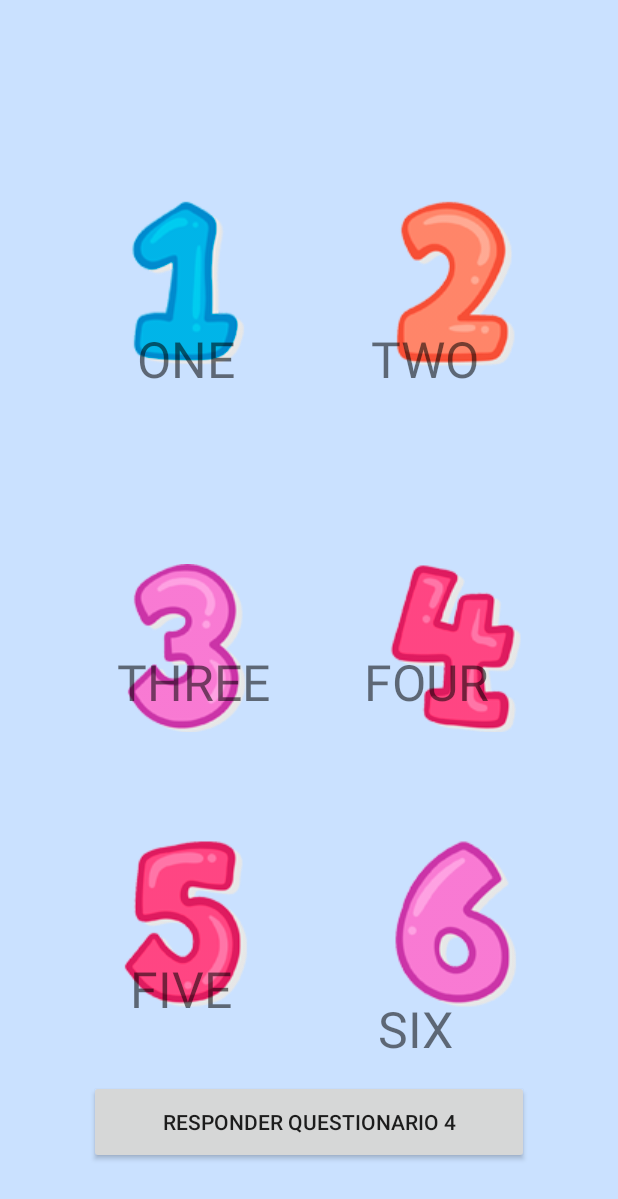
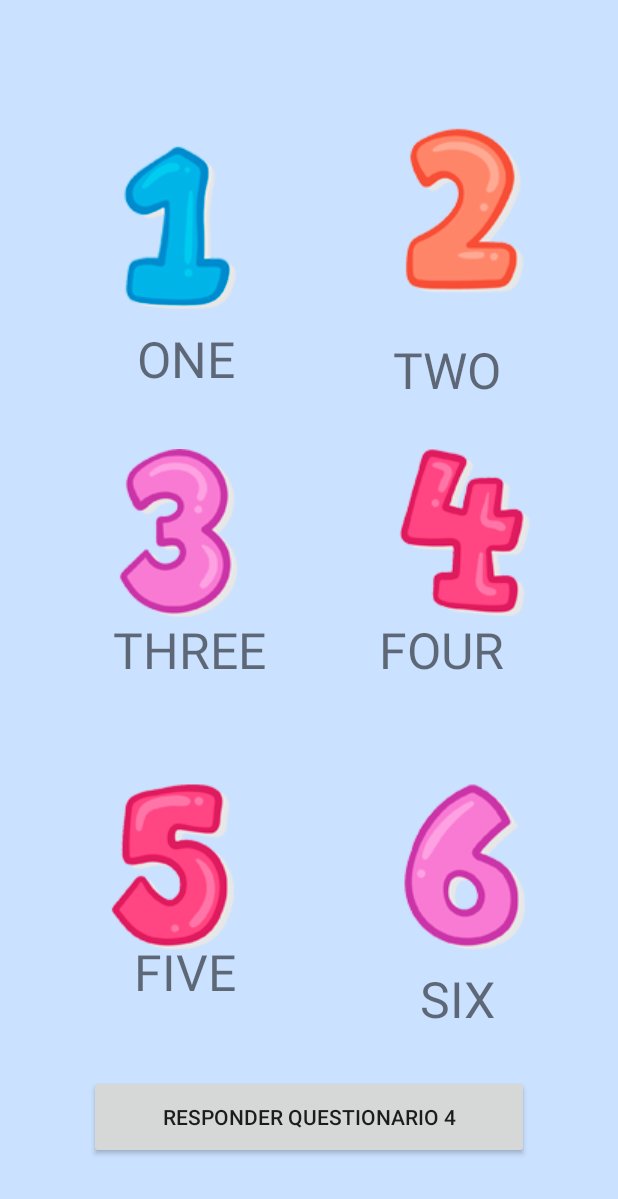
Before and after one commit to Caioege/AprendaIngles, an Android app: the LicaoNumerosActivity screen opened directly, with no data from a screen before it, on a phone screen of 412 x 824 dp. Shown: the top 1199 px of the screen. Run offline under Robolectric (Android 15) with nearby library versions, the phone set to English and light mode, and no system bars.

Commit message:
Tela Questionario Numeros/ Audio Buttom

```diff
--- a/app/build.gradle
+++ b/app/build.gradle
@@ -26,4 +26,5 @@ dependencies {
     testImplementation 'junit:junit:4.12'
     androidTestImplementation 'androidx.test.ext:junit:1.1.1'
     androidTestImplementation 'androidx.test.espresso:espresso-core:3.2.0'
+    implementation 'androidx.media2:media2:1.0.0-alpha04'
 }
--- a/app/src/main/java/br/com/aprendainglesfanap/LicaoNumerosActivity.java
+++ b/app/src/main/java/br/com/aprendainglesfanap/LicaoNumerosActivity.java
@@ -1,6 +1,6 @@
 package br.com.aprendainglesfanap;
-
 import android.content.Intent;
+import android.media.MediaPlayer;
 import android.os.Bundle;
 import android.view.View;
 import android.view.WindowManager;
@@ -11,29 +11,76 @@ import androidx.appcompat.app.AppCompatActivity;
 
 public class LicaoNumerosActivity extends AppCompatActivity implements View.OnClickListener {
 
+    Button btn_one, btn_two, btn_three, btn_four, btn_five, btn_six, questionario4;
+    MediaPlayer mediaPlayer;
+
     @Override
     protected void onCreate(Bundle savedInstanceState) {
         super.onCreate(savedInstanceState);
         getWindow().setFlags(WindowManager.LayoutParams.FLAG_FULLSCREEN, WindowManager.LayoutParams.FLAG_FULLSCREEN);getSupportActionBar().hide();
         setContentView(R.layout.activity_licao_numeros);
 
-        Button questionario4 = (Button) findViewById(R.id.btn_questionario4);
+        questionario4 = (Button) findViewById(R.id.btn_questionario4);
         questionario4.setOnClickListener(this);
+
+        btn_one = (Button) findViewById(R.id.btn_one);
+        btn_one.setOnClickListener(this);
+
+        btn_two = (Button) findViewById(R.id.btn_two);
+        btn_two.setOnClickListener(this);
+
+        btn_three = (Button) findViewById(R.id.btn_three);
+        btn_three.setOnClickListener(this);
+
+        btn_four = (Button) findViewById(R.id.btn_four);
+        btn_four.setOnClickListener(this);
+
+        btn_five = (Button) findViewById(R.id.btn_five);
+        btn_five.setOnClickListener(this);
+
+        btn_six = (Button) findViewById(R.id.btn_six);
+        btn_six.setOnClickListener(this);
     }
 
     public void onClick(View view) {
 
         switch (view.getId()) {
+            case R.id.btn_one:
+                mediaPlayer = MediaPlayer.create(LicaoNumerosActivity.this, R.raw.one);
+                mediaPlayer.start();
+                break;
+
+            case R.id.btn_two:
+                mediaPlayer = MediaPlayer.create(LicaoNumerosActivity.this, R.raw.two);
+                mediaPlayer.start();
+                break;
+
+            case R.id.btn_three:
+                mediaPlayer = MediaPlayer.create(LicaoNumerosActivity.this, R.raw.three);
+                mediaPlayer.start();
+                break;
+
+            case R.id.btn_four:
+                mediaPlayer = MediaPlayer.create(LicaoNumerosActivity.this, R.raw.four);
+                mediaPlayer.start();
+                break;
+
+            case R.id.btn_five:
+                mediaPlayer = MediaPlayer.create(LicaoNumerosActivity.this, R.raw.five);
+                mediaPlayer.start();
+                break;
+
+            case R.id.btn_six:
+                mediaPlayer = MediaPlayer.create(LicaoNumerosActivity.this, R.raw.six);
+                mediaPlayer.start();
+                break;
 
             case R.id.btn_questionario4:
-                Intent intentQuestionario4 = new Intent(this, QuestionarioNumerosActivity.class);
-                startActivity(intentQuestionario4);
+                Intent questionario4 = new Intent(this, QuestionarioNumerosActivity.class);
+                startActivity(questionario4);
                 break;
+
         }
     }
 
-    @Override
-    public void onPointerCaptureChanged(boolean hasCapture) {
-
-    }
 }
--- a/app/src/main/java/br/com/aprendainglesfanap/MainActivity.java
+++ b/app/src/main/java/br/com/aprendainglesfanap/MainActivity.java
@@ -13,6 +13,8 @@ import android.widget.Toast;
 public class MainActivity extends AppCompatActivity implements View.OnClickListener {
 
     EditText nome_crianca, email_resp;
+
+
 
     @Override
     protected void onCreate(Bundle savedInstanceState) {
--- a/app/src/main/res/layout/activity_licao_numeros.xml
+++ b/app/src/main/res/layout/activity_licao_numeros.xml
@@ -7,82 +7,6 @@
     android:background="#CAE1FF"
     tools:context=".LicaoNumerosActivity">
 
-    <ImageView
-        android:id="@+id/imageView6"
-        android:layout_width="wrap_content"
-        android:layout_height="wrap_content"
-        app:layout_constraintBottom_toTopOf="@+id/imageView8"
-        app:layout_constraintEnd_toStartOf="@+id/imageView7"
-        app:layout_constraintHorizontal_bias="0.503"
-        app:layout_constraintStart_toStartOf="parent"
-        app:layout_constraintTop_toTopOf="parent"
-        app:layout_constraintVertical_bias="0.502"
-        app:srcCompat="@drawable/imagen01" />
-
-    <ImageView
-        android:id="@+id/imageView7"
-        android:layout_width="wrap_content"
-        android:layout_height="wrap_content"
-        android:layout_marginEnd="52dp"
-        android:layout_marginRight="52dp"
-        app:layout_constraintBottom_toTopOf="@+id/imageView9"
-        app:layout_constraintEnd_toEndOf="parent"
-        app:layout_constraintHorizontal_bias="1.0"
-        app:layout_constraintStart_toStartOf="parent"
-        app:layout_constraintTop_toTopOf="parent"
-        app:layout_constraintVertical_bias="0.502"
-        app:srcCompat="@drawable/imagen02"
-        android:contentDescription="TODO" />
-
-    <ImageView
-        android:id="@+id/imageView8"
-        android:layout_width="wrap_content"
-        android:layout_height="wrap_content"
-        android:layout_marginBottom="72dp"
-        app:layout_constraintBottom_toTopOf="@+id/imageView10"
-        app:layout_constraintEnd_toStartOf="@+id/imageView9"
-        app:layout_constraintHorizontal_bias="0.503"
-        app:layout_constraintStart_toStartOf="parent"
-        app:srcCompat="@drawable/imagen03"
-        android:contentDescription="TODO" />
-
-    <ImageView
-        android:id="@+id/imageView9"
-        android:layout_width="wrap_content"
-        android:layout_height="wrap_content"
-        android:layout_marginBottom="72dp"
-        app:layout_constraintBottom_toTopOf="@+id/imageView11"
-        app:layout_constraintEnd_toEndOf="parent"
-        app:layout_constraintHorizontal_bias="0.825"
-        app:layout_constraintStart_toStartOf="parent"
-        app:srcCompat="@drawable/imagen04"
-        android:contentDescription="TODO" />
-
-    <ImageView
-        android:id="@+id/imageView10"
-        android:layout_width="wrap_content"
-        android:layout_height="wrap_content"
-        android:layout_marginBottom="152dp"
-        app:layout_constraintBottom_toBottomOf="parent"
-        app:layout_constraintEnd_toStartOf="@+id/imageView11"
-        app:layout_constraintHorizontal_bias="0.503"
-        app:layout_constraintStart_toStartOf="parent"
-        app:srcCompat="@drawable/imagen05" />
-
-    <ImageView
-        android:id="@+id/imageView11"
-        android:layout_width="wrap_content"
-        android:layout_height="wrap_content"
-        android:layout_marginEnd="52dp"
-        android:layout_marginRight="52dp"
-        android:layout_marginBottom="152dp"
-        app:layout_constraintBottom_toBottomOf="parent"
-        app:layout_constraintEnd_toEndOf="parent"
-        app:layout_constraintHorizontal_bias="1.0"
-        app:layout_constraintStart_toStartOf="parent"
-        app:srcCompat="@drawable/imagen06"
-        android:contentDescription="TODO" />
-
     <Button
         android:id="@+id/btn_questionario4"
         android:layout_width="293dp"
@@ -91,10 +15,11 @@
         app:layout_constraintBottom_toBottomOf="parent"
         app:layout_constraintEnd_toEndOf="parent"
         app:layout_constraintStart_toStartOf="parent"
-        app:layout_constraintTop_toBottomOf="@+id/imageView11" />
+        app:layout_constraintTop_toTopOf="parent"
+        app:layout_constraintVertical_bias="0.933" />
 
     <TextView
-        android:id="@+id/one"
+        android:id="@+id/txt_one"
         android:layout_width="wrap_content"
         android:layout_height="wrap_content"
         android:text="ONE"
@@ -107,69 +32,141 @@
         app:layout_constraintVertical_bias="0.278" />
 
     <TextView
-        android:id="@+id/two"
+        android:id="@+id/txt_two"
         android:layout_width="wrap_content"
         android:layout_height="wrap_content"
         android:text="TWO"
         android:textSize="50px"
         app:layout_constraintBottom_toBottomOf="parent"
         app:layout_constraintEnd_toEndOf="parent"
-        app:layout_constraintHorizontal_bias="0.729"
+        app:layout_constraintHorizontal_bias="0.772"
         app:layout_constraintStart_toStartOf="parent"
         app:layout_constraintTop_toTopOf="parent"
-        app:layout_constraintVertical_bias="0.278" />
+        app:layout_constraintVertical_bias="0.287" />
 
     <TextView
-        android:id="@+id/three"
+        android:id="@+id/txt_three"
         android:layout_width="wrap_content"
         android:layout_height="wrap_content"
         android:text="THREE"
         android:textSize="50px"
         app:layout_constraintBottom_toBottomOf="parent"
         app:layout_constraintEnd_toEndOf="parent"
-        app:layout_constraintHorizontal_bias="0.252"
+        app:layout_constraintHorizontal_bias="0.242"
         app:layout_constraintStart_toStartOf="parent"
         app:layout_constraintTop_toTopOf="parent"
-        app:layout_constraintVertical_bias="0.554" />
+        app:layout_constraintVertical_bias="0.527" />
 
     <TextView
-        android:id="@+id/four"
+        android:id="@+id/txt_four"
         android:layout_width="wrap_content"
         android:layout_height="wrap_content"
         android:text="FOUR"
         android:textSize="50px"
         app:layout_constraintBottom_toBottomOf="parent"
         app:layout_constraintEnd_toEndOf="parent"
-        app:layout_constraintHorizontal_bias="0.739"
+        app:layout_constraintHorizontal_bias="0.769"
         app:layout_constraintStart_toStartOf="parent"
         app:layout_constraintTop_toTopOf="parent"
-        app:layout_constraintVertical_bias="0.554" />
+        app:layout_constraintVertical_bias="0.527" />
 
     <TextView
-        android:id="@+id/five"
+        android:id="@+id/txt_five"
         android:layout_width="wrap_content"
         android:layout_height="wrap_content"
         android:text="FIVE"
         android:textSize="50px"
         app:layout_constraintBottom_toBottomOf="parent"
         app:layout_constraintEnd_toEndOf="parent"
-        app:layout_constraintHorizontal_bias="0.252"
+        app:layout_constraintHorizontal_bias="0.26"
         app:layout_constraintStart_toStartOf="parent"
         app:layout_constraintTop_toTopOf="parent"
-        app:layout_constraintVertical_bias="0.817" />
+        app:layout_constraintVertical_bias="0.802" />
 
     <TextView
-        android:id="@+id/six"
+        android:id="@+id/txt_six"
         android:layout_width="wrap_content"
         android:layout_height="wrap_content"
         android:layout_marginStart="252dp"
         android:layout_marginLeft="252dp"
+        android:layout_marginBottom="136dp"
         android:text="SIX"
         android:textSize="50px"
         app:layout_constraintBottom_toBottomOf="parent"
         app:layout_constraintEnd_toEndOf="parent"
-        app:layout_constraintHorizontal_bias="0.0"
+        app:layout_constraintHorizontal_bias="0.259"
+        app:layout_constraintStart_toStartOf="parent" />
+
+    <Button
+        android:id="@+id/btn_two"
+        android:layout_width="wrap_content"
+        android:layout_height="wrap_content"
+        android:layout_marginTop="84dp"
+        android:background="@drawable/imagen02"
+        app:layout_constraintBottom_toBottomOf="parent"
+        app:layout_constraintEnd_toEndOf="parent"
+        app:layout_constraintHorizontal_bias="0.845"
         app:layout_constraintStart_toStartOf="parent"
-        app:layout_constraintTop_toTopOf="@+id/imageView11"
-        app:layout_constraintVertical_bias="0.47" />
+        app:layout_constraintTop_toTopOf="parent"
+        app:layout_constraintVertical_bias="0.0" />
+
+    <Button
+        android:id="@+id/btn_three"
+        android:layout_width="wrap_content"
+        android:layout_height="wrap_content"
+        android:background="@drawable/imagen03"
+        app:layout_constraintBottom_toBottomOf="parent"
+        app:layout_constraintEnd_toEndOf="parent"
+        app:layout_constraintHorizontal_bias="0.208"
+        app:layout_constraintStart_toStartOf="parent"
+        app:layout_constraintTop_toTopOf="parent"
+        app:layout_constraintVertical_bias="0.42" />
+
+    <Button
+        android:id="@+id/btn_four"
+        android:layout_width="wrap_content"
+        android:layout_height="wrap_content"
+        android:background="@drawable/imagen04"
+        app:layout_constraintBottom_toBottomOf="@+id/btn_questionario4"
+        app:layout_constraintEnd_toEndOf="parent"
+        app:layout_constraintHorizontal_bias="0.845"
+        app:layout_constraintStart_toStartOf="parent"
+        app:layout_constraintTop_toTopOf="parent"
+        app:layout_constraintVertical_bias="0.452" />
+
+    <Button
+        android:id="@+id/btn_five"
+        android:layout_width="wrap_content"
+        android:layout_height="wrap_content"
+        android:background="@drawable/imagen05"
+        app:layout_constraintBottom_toBottomOf="parent"
+        app:layout_constraintEnd_toEndOf="parent"
+        app:layout_constraintHorizontal_bias="0.197"
+        app:layout_constraintStart_toStartOf="parent"
+        app:layout_constraintTop_toTopOf="parent"
+        app:layout_constraintVertical_bias="0.733" />
+
+    <Button
+        android:id="@+id/btn_six"
+        android:layout_width="wrap_content"
+        android:layout_height="wrap_content"
+        android:background="@drawable/imagen06"
+        app:layout_constraintBottom_toBottomOf="parent"
+        app:layout_constraintEnd_toEndOf="parent"
+        app:layout_constraintHorizontal_bias="0.845"
+        app:layout_constraintStart_toStartOf="parent"
+        app:layout_constraintTop_toTopOf="parent"
+        app:layout_constraintVertical_bias="0.733" />
+
+    <Button
+        android:id="@+id/btn_one"
+        android:layout_width="wrap_content"
+        android:layout_height="wrap_content"
+        android:background="@drawable/imagen01"
+        app:layout_constraintBottom_toBottomOf="parent"
+        app:layout_constraintEnd_toEndOf="parent"
+        app:layout_constraintHorizontal_bias="0.208"
+        app:layout_constraintStart_toStartOf="parent"
+        app:layout_constraintTop_toTopOf="parent"
+        app:layout_constraintVertical_bias="0.135" />
 </androidx.constraintlayout.widget.ConstraintLayout>
--- a/app/src/main/res/transition/raw.xml
+++ /dev/null
@@ -1,4 +0,0 @@
-<?xml version="1.0" encoding="utf-8"?>
-<transitionManager xmlns:android="http://schemas.android.com/apk/res/android">
-
-</transitionManager>
```
Also changed, not shown: 7 other files.
